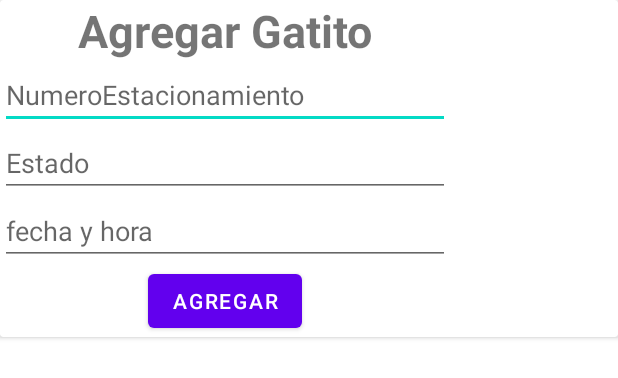
After one commit to ftoledoroa/ProyectoTituloFuentesToledo, an Android app: the layout agregar_estacionamientos_fragment.xml on its own in the app's theme, with its tools: preview values and no code run, on a phone screen of 412 x 824 dp. The commit adds this screen. Shown: the top 378 px of the screen. Run offline under Robolectric (Android 15) with nearby library versions, the phone set to English and light mode, and no system bars.

```diff
--- /dev/null
+++ b/app/src/main/res/layout/agregar_estacionamientos_fragment.xml
@@ -0,0 +1,66 @@
+<?xml version="1.0" encoding="utf-8"?>
+<androidx.cardview.widget.CardView
+xmlns:android="http://schemas.android.com/apk/res/android"
+xmlns:tools="http://schemas.android.com/tools"
+android:layout_width="match_parent"
+android:layout_height="wrap_content"
+tools:context=".AgregarEstacionamientosFragment">
+
+<LinearLayout
+    android:layout_width="300dp"
+    android:layout_height="match_parent"
+    android:orientation="vertical">
+
+    <RelativeLayout
+        android:layout_width="match_parent"
+        android:layout_height="match_parent">
+        <TextView
+            android:layout_width="wrap_content"
+            android:layout_height="wrap_content"
+            android:textSize="30sp"
+            android:layout_centerInParent="true"
+            android:textStyle="bold"
+            android:text="Agregar Gatito">
+
+        </TextView>
+    </RelativeLayout>
+
+
+    <EditText
+        android:id="@+id/idEstacionamiento"
+        android:layout_width="match_parent"
+        android:layout_height="wrap_content"
+        android:hint="NumeroEstacionamiento">
+
+    </EditText>
+    <EditText
+        android:id="@+id/etEstado"
+        android:layout_width="match_parent"
+        android:layout_height="wrap_content"
+        android:hint="Estado">
+
+    </EditText>
+    <EditText
+        android:id="@+id/fecha"
+        android:layout_width="match_parent"
+        android:layout_height="wrap_content"
+        android:hint="fecha y hora">
+
+    </EditText>
+
+    <RelativeLayout
+        android:layout_width="match_parent"
+        android:layout_height="match_parent">
+        <Button
+            android:id="@+id/btAgregar"
+            android:layout_centerHorizontal="true"
+            android:layout_width="wrap_content"
+            android:layout_height="wrap_content"
+            android:text="Agregar">
+
+        </Button>
+    </RelativeLayout>
+
+</LinearLayout>
+
+</androidx.cardview.widget.CardView>
--- a/app/src/main/res/layout/app_bar_bienvenida_pantalla.xml
+++ b/app/src/main/res/layout/app_bar_bienvenida_pantalla.xml
@@ -99,12 +99,6 @@
         android:layout_marginTop="600dp"
         android:text="Boton perfil" />
 
-    <Button
-        android:id="@+id/btPerfil"
-        android:layout_width="wrap_content"
-        android:layout_height="wrap_content"
-        android:layout_marginTop="600dp"
-        android:text="Boton perfil" />
 
 
 </RelativeLayout>
```
Also changed, not shown: app/build.gradle (+7 -0 lines), app/src/main/AndroidManifest.xml (+29 -10 lines), app/src/main/java/com/example/proyectotitulofuentestoledo/ActivityReservar.java (+53 -1 lines), app/src/main/java/com/example/proyectotitulofuentestoledo/AgregarEstacionamientosFragment.java (added, +79 -0 lines), app/src/main/java/com/example/proyectotitulofuentestoledo/adaptador/ReservaAdaptador.java (added, +93 -0 lines), app/src/main/java/com/example/proyectotitulofuentestoledo/modelo/Estacionamiento.java (added, +50 -0 lines), app/src/main/java/com/example/proyectotitulofuentestoledo/splash.java (added, +31 -0 lines), app/src/main/res/layout/activity_reservar.xml (+33 -3 lines), app/src/main/res/layout/activity_splash.xml (added, +77 -0 lines), app/src/main/res/layout/reservar_adaptador.xml (added, +65 -0 lines).
